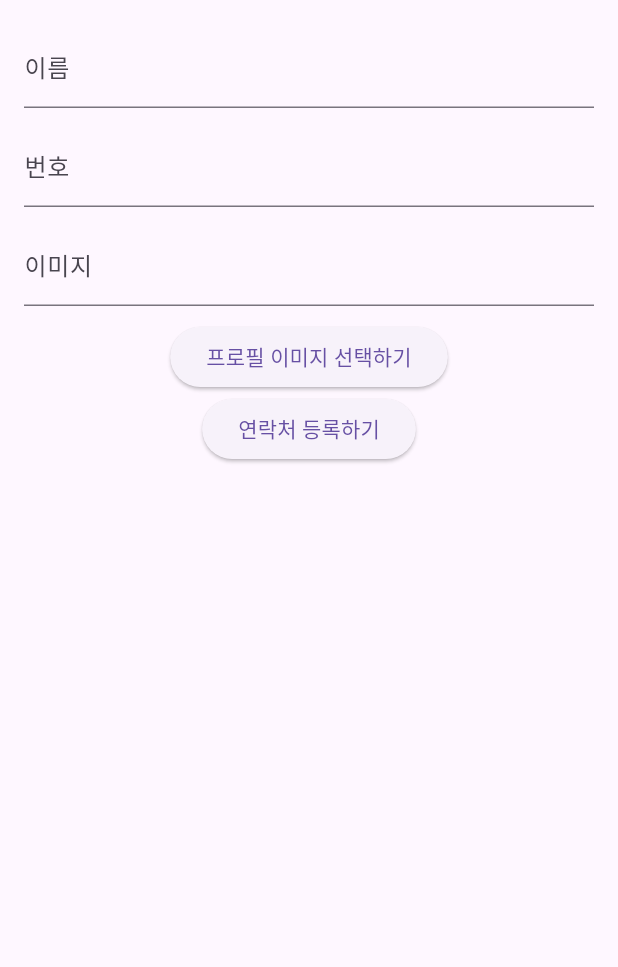
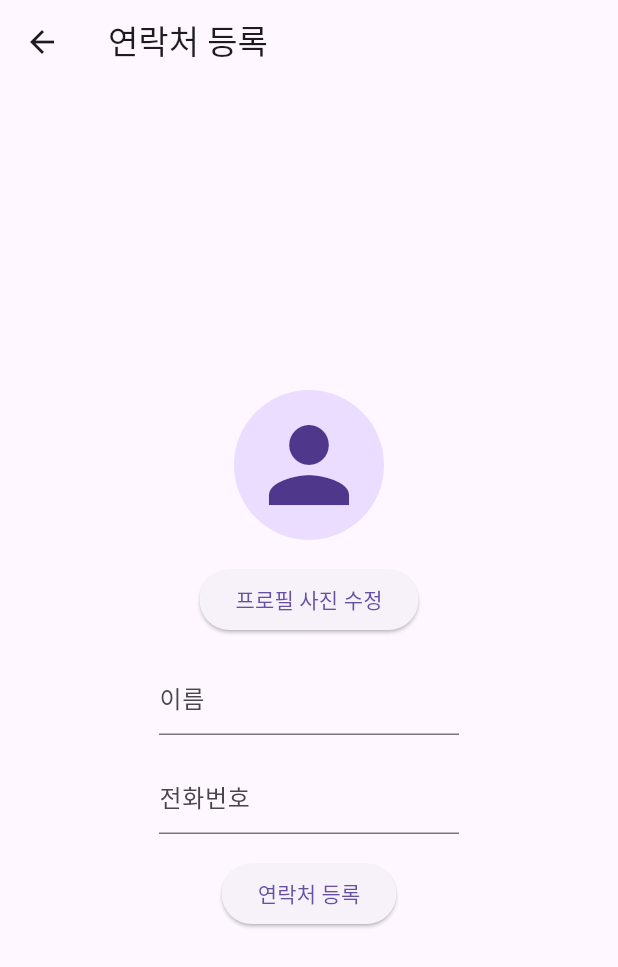
Before and after one commit to beforeitcools/flutter-phonebook-app, a Flutter app: the PhoneBookInsertWidget screen opened directly, on a phone screen of 412 x 824 dp. Shown: the top 967 px of the screen. Run offline on Flutter 3.47's test engine with Material 3 defaults, Android fonts, the light colour scheme and no system bars; our stand-ins replace cached_network_image, dio, image_picker; network calls fail.

Commit message:
1220 done

```diff
--- /dev/null
+++ b/lib/store.dart
@@ -0,0 +1,5 @@
+import 'package:flutter/material.dart';
+
+class Store extends ChangeNotifier {
+  List<dynamic> _contacts = [];
+}
--- a/lib/widgets/insert_widget.dart
+++ b/lib/widgets/insert_widget.dart
@@ -1,8 +1,8 @@
 import 'dart:io';
 
+import 'package:cached_network_image/cached_network_image.dart';
 import 'package:flutter/material.dart';
 import 'package:image_picker/image_picker.dart';
-import 'package:path_provider/path_provider.dart';
 import 'package:phonebook_app/models/contact_model.dart';
 
 class PhoneBookInsertWidget extends StatefulWidget {
@@ -15,35 +15,67 @@ class PhoneBookInsertWidget extends StatefulWidget {
 class _PhoneBookInsertWidgetState extends State<PhoneBookInsertWidget> {
   TextEditingController _nameController = TextEditingController();
   TextEditingController _phoneController = TextEditingController();
-  TextEditingController _profileImgController = TextEditingController();
+  final ContactModel _contactModel = ContactModel();
+  File? _image;
+  final ImagePicker _picker = ImagePicker();
 
-  final ContactModel _contactModel = ContactModel();
-  String? _profileImagePath;
+  Future<void> _pickImageFromGallery() async {
+    XFile? pickedFile = await _picker.pickImage(source: ImageSource.gallery);
 
-  // 이미지 선택 함수
-  Future<void> _pickImage() async {
-    final ImagePicker _picker = ImagePicker();
-    final XFile? image = await _picker.pickImage(source: ImageSource.gallery);
-    if (image != null) {
+    if (pickedFile != null) {
       setState(() {
-        _profileImagePath = image.path;
-        _profileImgController.text = image.path;
+        _image = File(pickedFile.path);
       });
     }
   }
 
-  void _registContact() async {
-    Map<String, dynamic> phoneBookData = {
+  Future<void> _pickImageFromCamera() async {
+    XFile? pickedFile = await _picker.pickImage(source: ImageSource.camera);
+
+    if (pickedFile != null) {
+      setState(() {
+        _image = File(pickedFile.path);
+      });
+    }
+  }
+
+  void _showImagePickDialog() {
+    showDialog(
+        context: context,
+        builder: (context) {
+          return AlertDialog(
+            title: Text("사진 선택"),
+            actions: [
+              TextButton(
+                  onPressed: () async {
+                    await _pickImageFromGallery();
+                    Navigator.pop(context);
+                  },
+                  child: Text("갤러리에서 선택")),
+              TextButton(
+                  onPressed: () {
+                    _pickImageFromCamera();
+                    Navigator.pop(context);
+                  },
+                  child: Text("사진 촬영")),
+            ],
+          );
+        });
+  }
+
+  void _registerContact() async {
+    Map<String, dynamic> contactData = {
       'name': _nameController.text,
-      'phone': _phoneController.text,
-      'image': _profileImgController.text, // 이미지 경로 전송
+      'phoneNumber': _phoneController.text,
     };
 
     try {
-      String result = await _contactModel.insertMenu(phoneBookData);
+      String result = await _contactModel.insertContact(contactData, _image);
+
       ScaffoldMessenger.of(context).showSnackBar(
         SnackBar(content: Text(result)),
       );
+      Navigator.pop(context);
       Navigator.pushReplacementNamed(context, "/home");
     } catch (e) {
       ScaffoldMessenger.of(context).showSnackBar(
@@ -54,35 +86,66 @@ class _PhoneBookInsertWidgetState extends State<PhoneBookInsertWidget> {
 
   @override
   Widget build(BuildContext context) {
-    return Padding(
-      padding: EdgeInsets.all(16),
+    return Scaffold(
+      appBar: AppBar(
+        title: Text("연락처 등록"),
+      ),
+      body: Center(
         child: Column(
+          mainAxisAlignment: MainAxisAlignment.center,
           children: [
-          TextField(
+            CircleAvatar(
+              radius: 50,
+              child: _image != null
+                  ? ClipOval(
+                      child: Image.file(
+                      _image!,
+                      fit: BoxFit.cover,
+                      width: 100,
+                      height: 100,
+                    ))
+                  : Icon(
+                      Icons.person,
+                      size: 80,
+                    ),
+            ),
+            SizedBox(
+              height: 16,
+            ),
+            ElevatedButton(
+                onPressed: () {
+                  _showImagePickDialog();
+                },
+                child: Text("프로필 사진 수정")),
+            SizedBox(
+              height: 16,
+            ),
+            SizedBox(
+              height: 50,
+              width: 200,
+              child: TextField(
                 controller: _nameController,
                 decoration: InputDecoration(labelText: "이름"),
               ),
-          SizedBox(height: 10),
-          TextField(
+            ),
+            SizedBox(
+              height: 16,
+            ),
+            SizedBox(
+              height: 50,
+              width: 200,
+              child: TextField(
                 controller: _phoneController,
-            decoration: InputDecoration(labelText: "번호"),
+                keyboardType: TextInputType.phone,
+                decoration: InputDecoration(labelText: "전화번호"),
               ),
-          SizedBox(height: 10),
-          TextField(
-            controller: _profileImgController,
-            decoration: InputDecoration(labelText: "이미지"),
             ),
-          SizedBox(height: 10),
-          // 이미지 미리보기
-          _profileImagePath != null
-              ? Image.file(File(_profileImagePath!)) // 선택된 이미지 표시
-              : Container(),
-          ElevatedButton(
-            onPressed: _pickImage, // 이미지 선택 버튼
-            child: Text("프로필 이미지 선택하기"),
+            SizedBox(
+              height: 16,
             ),
-          ElevatedButton(onPressed: _registContact, child: Text("연락처 등록하기"))
+            ElevatedButton(onPressed: _registerContact, child: Text("연락처 등록"))
           ],
+        ),
       ),
     );
   }
--- a/pubspec.yaml
+++ b/pubspec.yaml
@@ -35,6 +35,7 @@ dependencies:
   cached_network_image: ^3.2.3
   image_picker: ^1.1.2
   path_provider: ^2.1.5
+  provider: ^6.1.2
 
   # The following adds the Cupertino Icons font to your application.
   # Use with the CupertinoIcons class for iOS style icons.
```
Also changed, not shown: lib/models/contact_model.dart (+38 -5 lines), lib/screen/home_screen.dart (+20 -4 lines), lib/widgets/list_widget.dart (+73 -9 lines), lib/widgets/update_widget.dart (+16 -11 lines), pubspec.lock. Lines whose indentation alone changed are shown as unchanged.
